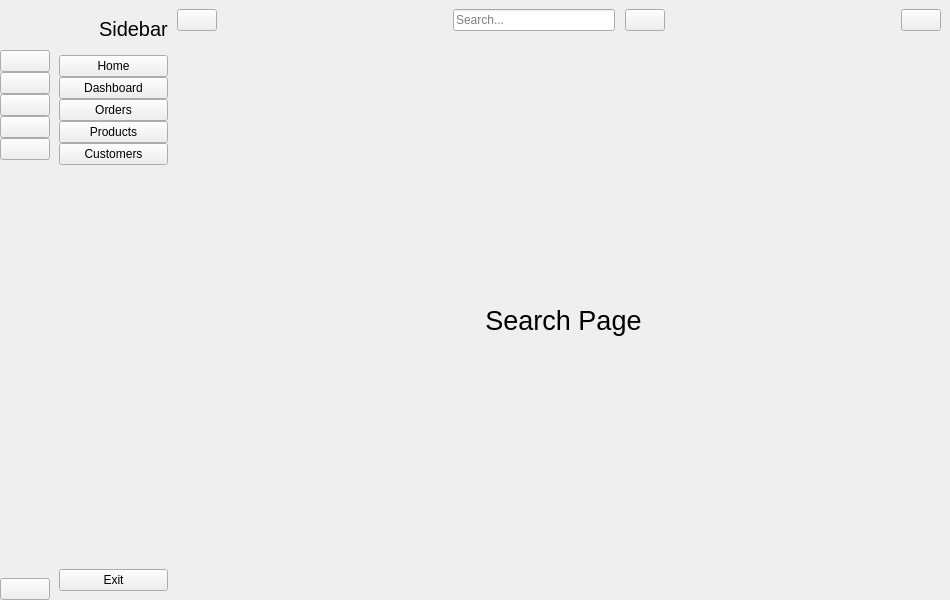
First picture: the form in mainWindow/sidebar.ui, repository tapkichvuong/CT182_project, before the edit.
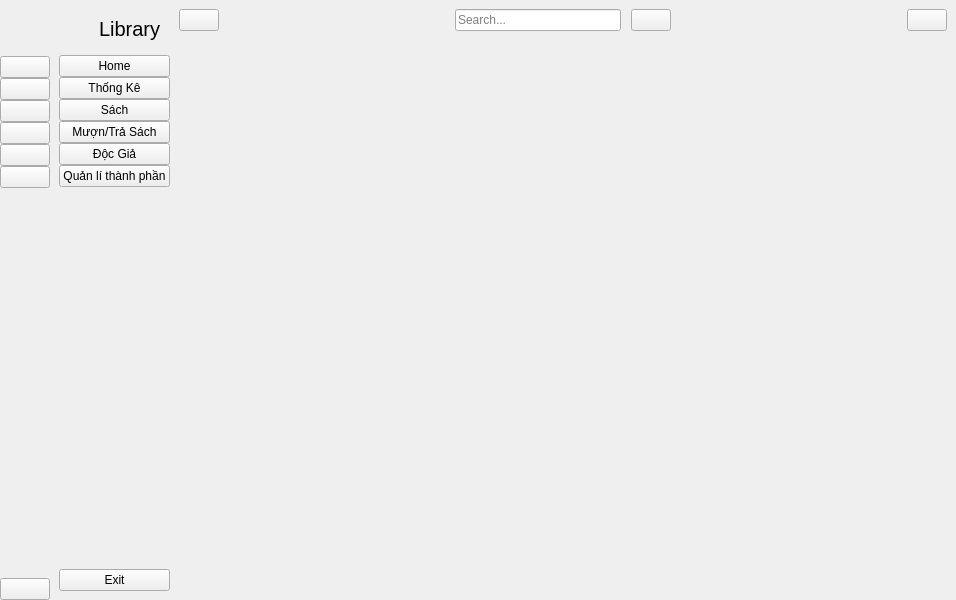
Second picture: the form after the edit. Icons and pictures are not drawn.

Patch:
```diff
--- a/mainWindow/sidebar.ui
+++ b/mainWindow/sidebar.ui
@@ -14,7 +14,10 @@
    <string>MainWindow</string>
   </property>
   <widget class="QWidget" name="centralwidget">
-   <layout class="QGridLayout" name="gridLayout">
+   <layout class="QHBoxLayout" name="horizontalLayout_5">
+    <property name="spacing">
+     <number>0</number>
+    </property>
     <property name="leftMargin">
      <number>0</number>
     </property>
@@ -27,15 +30,9 @@
     <property name="bottomMargin">
      <number>0</number>
     </property>
-    <property name="spacing">
-     <number>0</number>
-    </property>
-    <item row="0" column="0">
+    <item>
      <widget class="QWidget" name="icon_only_widget" native="true">
-      <layout class="QVBoxLayout" name="verticalLayout_3">
-       <property name="spacing">
-        <number>0</number>
-       </property>
+      <layout class="QGridLayout" name="gridLayout">
        <property name="leftMargin">
         <number>0</number>
        </property>
@@ -48,7 +45,7 @@
        <property name="bottomMargin">
         <number>0</number>
        </property>
-       <item>
+       <item row="0" column="0">
         <layout class="QHBoxLayout" name="horizontalLayout_3">
          <item>
           <widget class="QLabel" name="logo_label_1">
@@ -77,7 +74,7 @@
          </item>
         </layout>
        </item>
-       <item>
+       <item row="1" column="0">
         <layout class="QVBoxLayout" name="verticalLayout">
          <property name="spacing">
           <number>0</number>
@@ -202,9 +199,32 @@
            </property>
           </widget>
          </item>
+         <item>
+          <widget class="QPushButton" name="pushButton_2">
+           <property name="text">
+            <string/>
+           </property>
+           <property name="icon">
+            <iconset resource="resource.qrc">
+             <normaloff>:/icon/icon/manage.ico</normaloff>:/icon/icon/manage.ico</iconset>
+           </property>
+           <property name="iconSize">
+            <size>
+             <width>30</width>
+             <height>30</height>
+            </size>
+           </property>
+           <property name="checkable">
+            <bool>true</bool>
+           </property>
+           <property name="autoExclusive">
+            <bool>true</bool>
+           </property>
+          </widget>
+         </item>
         </layout>
        </item>
-       <item>
+       <item row="2" column="0">
         <spacer name="verticalSpacer">
          <property name="orientation">
           <enum>Qt::Vertical</enum>
@@ -217,7 +237,7 @@
          </property>
         </spacer>
        </item>
-       <item>
+       <item row="3" column="0">
         <widget class="QPushButton" name="exit_btn_1">
          <property name="text">
           <string/>
@@ -237,7 +257,7 @@
       </layout>
      </widget>
     </item>
-    <item row="0" column="1">
+    <item>
      <widget class="QWidget" name="full_menu_widget" native="true">
       <layout class="QVBoxLayout" name="verticalLayout_4">
        <item>
@@ -278,7 +298,7 @@
             </font>
            </property>
            <property name="text">
-            <string>Sidebar</string>
+            <string>Library</string>
            </property>
           </widget>
          </item>
@@ -316,7 +336,7 @@
          <item>
           <widget class="QPushButton" name="dashborad_btn_2">
            <property name="text">
-            <string>Dashboard</string>
+            <string>Thống Kê</string>
            </property>
            <property name="icon">
             <iconset resource="resource.qrc">
@@ -340,7 +360,7 @@
          <item>
           <widget class="QPushButton" name="orders_btn_2">
            <property name="text">
-            <string>Orders</string>
+            <string>Sách</string>
            </property>
            <property name="icon">
             <iconset resource="resource.qrc">
@@ -364,7 +384,7 @@
          <item>
           <widget class="QPushButton" name="products_btn_2">
            <property name="text">
-            <string>Products</string>
+            <string>Mượn/Trả Sách</string>
            </property>
            <property name="icon">
             <iconset resource="resource.qrc">
@@ -388,7 +408,7 @@
          <item>
           <widget class="QPushButton" name="customers_btn_2">
            <property name="text">
-            <string>Customers</string>
+            <string>Độc Giả</string>
            </property>
            <property name="icon">
             <iconset resource="resource.qrc">
@@ -409,6 +429,19 @@
            </property>
           </widget>
          </item>
+         <item>
+          <widget class="QPushButton" name="pushButton">
+           <property name="text">
+            <string>Quản lí thành phần</string>
+           </property>
+           <property name="checkable">
+            <bool>true</bool>
+           </property>
+           <property name="autoExclusive">
+            <bool>true</bool>
+           </property>
+          </widget>
+         </item>
         </layout>
        </item>
        <item>
@@ -444,7 +477,7 @@
       </layout>
      </widget>
     </item>
-    <item row="0" column="2">
+    <item>
      <widget class="QWidget" name="widget_3" native="true">
       <layout class="QVBoxLayout" name="verticalLayout_5">
        <property name="spacing">
@@ -574,7 +607,7 @@
        <item>
         <widget class="QStackedWidget" name="stackedWidget">
          <property name="currentIndex">
-          <number>5</number>
+          <number>7</number>
          </property>
          <widget class="QWidget" name="page">
           <layout class="QGridLayout" name="gridLayout_2">
@@ -709,6 +742,14 @@
            </item>
           </layout>
          </widget>
+         <widget class="QWidget" name="page_8">
+          <property name="minimumSize">
+           <size>
+            <width>777</width>
+            <height>560</height>
+           </size>
+          </property>
+         </widget>
         </widget>
        </item>
       </layout>
```
Left out of the diff: 34 changed lines with no effect on the pictures.
